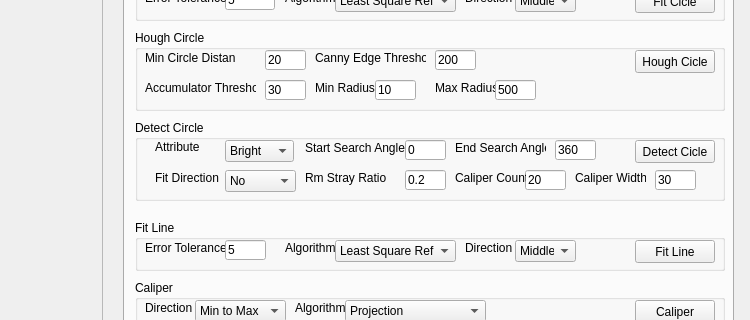
Qt form VisionWidget/visionwidget.ui (hceng123/VisionLibrary) before a commit; both pictures show x 607 to 1357 and y 143 to 463 of the 1357 by 768 pixel window.
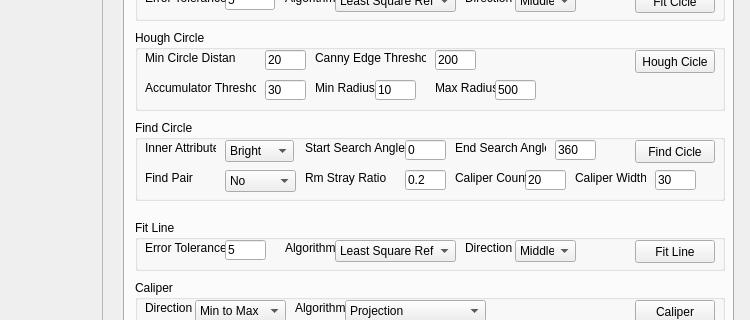
The same form after that commit. The open tabs and pages were chosen to show the change. Custom widgets are drawn as their Qt base class.

Commit message:
Finish develop PR_FindCircle function.
Finish develop PR_FindCircle function.

Diff of the .ui file:
```diff
--- a/VisionWidget/visionwidget.ui
+++ b/VisionWidget/visionwidget.ui
@@ -895,7 +895,7 @@
        </rect>
       </property>
       <property name="title">
-       <string>Detect Circle</string>
+       <string>Find Circle</string>
       </property>
       <widget class="QPushButton" name="detectCircleBtn">
        <property name="geometry">
@@ -907,7 +907,7 @@
         </rect>
        </property>
        <property name="text">
-        <string>Detect Cicle</string>
+        <string>Find Cicle</string>
        </property>
       </widget>
       <widget class="QLineEdit" name="lineEditDetectCircleStartSrchAngle">
@@ -994,14 +994,14 @@
       <widget class="QLabel" name="labeDetectCircleFindPair">
        <property name="geometry">
         <rect>
-         <x>20</x>
+         <x>10</x>
          <y>50</y>
          <width>71</width>
          <height>16</height>
         </rect>
        </property>
        <property name="text">
-        <string>Fit Direction</string>
+        <string>Find Pair</string>
        </property>
       </widget>
       <widget class="QLineEdit" name="lineEditDetectCircleRmStrayRatio">
@@ -1056,14 +1056,14 @@
       <widget class="QLabel" name="labelDetectCircleAttribute">
        <property name="geometry">
         <rect>
-         <x>20</x>
+         <x>10</x>
          <y>20</y>
-         <width>47</width>
-         <height>13</height>
+         <width>71</width>
+         <height>16</height>
         </rect>
        </property>
        <property name="text">
-        <string>Attribute</string>
+        <string>Inner Attribute</string>
        </property>
       </widget>
       <widget class="QLineEdit" name="lineEditDetectCircleCaliperCount">
```
Left out of the diff: 2 changed lines with no effect on the pictures. The commit also changes 8 other files.
